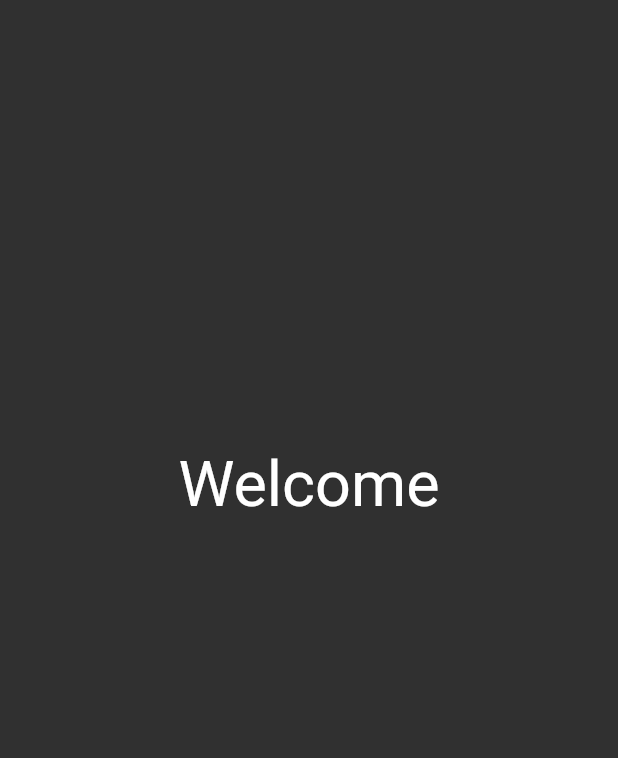
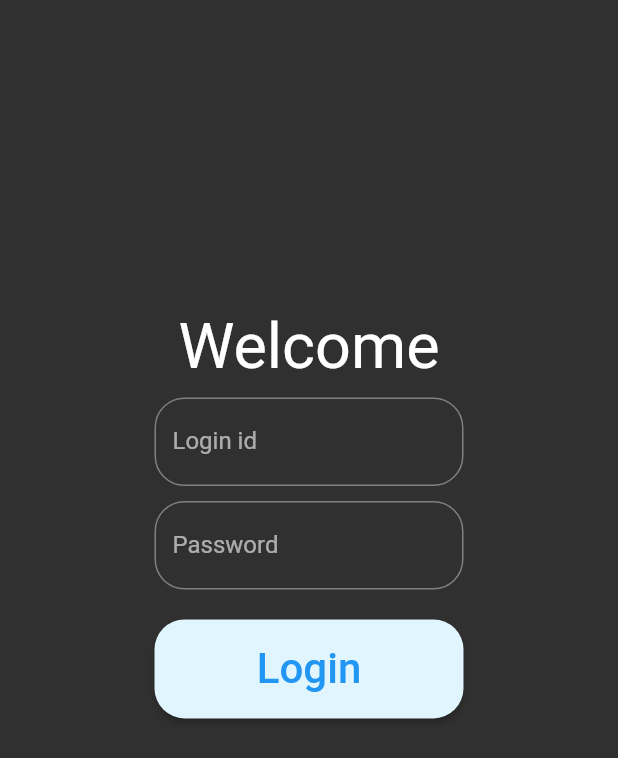
Before and after one commit to naveenpardeep/FirstFlutterapp, a Flutter app: the screen it shows after launch, on a phone screen of 412 x 824 dp. Shown: the top 758 px of the screen. Run offline on Flutter 3.47's test engine with Material 2 defaults, Android fonts, the light colour scheme and no system bars.

Commit message:
day 3 complete

```diff
--- a/lib/pages/login.dart
+++ b/lib/pages/login.dart
@@ -1,6 +1,4 @@
 
-
-import 'dart:html';
 
 import 'package:flutter/cupertino.dart';
 import 'package:flutter/material.dart';
@@ -9,7 +7,9 @@ import 'package:flutter/rendering.dart';
 class Login extends StatelessWidget  {
   @override
   Widget build(BuildContext context) {
-
+    // to get system width height
+    double width= MediaQuery.of(context).size.width;
+    double height=MediaQuery.of(context).size.height;
     return Scaffold(
 
       body: Center (
@@ -21,22 +21,54 @@ class Login extends StatelessWidget  {
 
 
         children:  [
+           Container(
+             width: width*0.5,
+             height: height*0.5,
+             child: Column(
+               children: [
+
+                 //Image.asset("assets/images/login_pic.png" ),
+                 //  Image(image: AssetImage('assets/images/login_pic.png')),
+                 Text("Welcome",textScaleFactor: 3) ,
+                    SizedBox(height: 10,),
+                 TextFormField(textAlign: TextAlign.center,
+                   decoration: InputDecoration(border: const OutlineInputBorder(
+                     borderRadius: BorderRadius.all(Radius.circular(20))),
+                      hintText: "Enter your login id", labelText: "Login id" ),),
+
+                     SizedBox(height: 10,),
+                  TextFormField(textAlign: TextAlign.center, obscureText: true,
+                   decoration: InputDecoration(border: const OutlineInputBorder(
+                     borderRadius: BorderRadius.all(Radius.circular(20))
+                   ),hintText: "Enter your password", labelText: "Password"),
+                 ),
+                    SizedBox(height: 20,),
+
+                    Container(
+                      width: width*0.5  ,
+                      height: height*0.08,
+                      child :
+                            ElevatedButton(
+
+                        style: ButtonStyle(
+
+                          shape:MaterialStateProperty.all( RoundedRectangleBorder(
+                            borderRadius: BorderRadius.circular(20))) ,
+                          backgroundColor: MaterialStateProperty.all( Colors.lightBlue[50]),
+                          foregroundColor: MaterialStateProperty.all<Color>(Colors.blue),
+                       ),
+                           onPressed: () {
+                             //on click functionality here
+                            },
+                             child: Text('Login',textScaleFactor: 2),
+                       ),
+                      ),
+
+               ],
+             ),
+           )
 
 
-          //Image.asset("assets/images/login_pic.png" ),
-        //  Image(image: AssetImage('assets/images/login_pic.png')),
-          Text("Welcome",textScaleFactor: 3) ,
-        Padding(
-          padding: EdgeInsets.fromLTRB(540,20,540,10),
-         child: TextFormField(textAlign: TextAlign.center,
-           decoration: InputDecoration(border: const OutlineInputBorder(),hintText: "Enter User Name", labelText: "User Name" ),),
-        ),
-          Padding(
-            padding: EdgeInsets.fromLTRB(540, 10, 540, 20),
-          child: TextFormField(textAlign: TextAlign.center, obscureText: true,
-          decoration: InputDecoration(border: const OutlineInputBorder(),hintText: "Enter password", labelText: "Paasword"),
-          ),
-          ),
 
 
         ],
```
